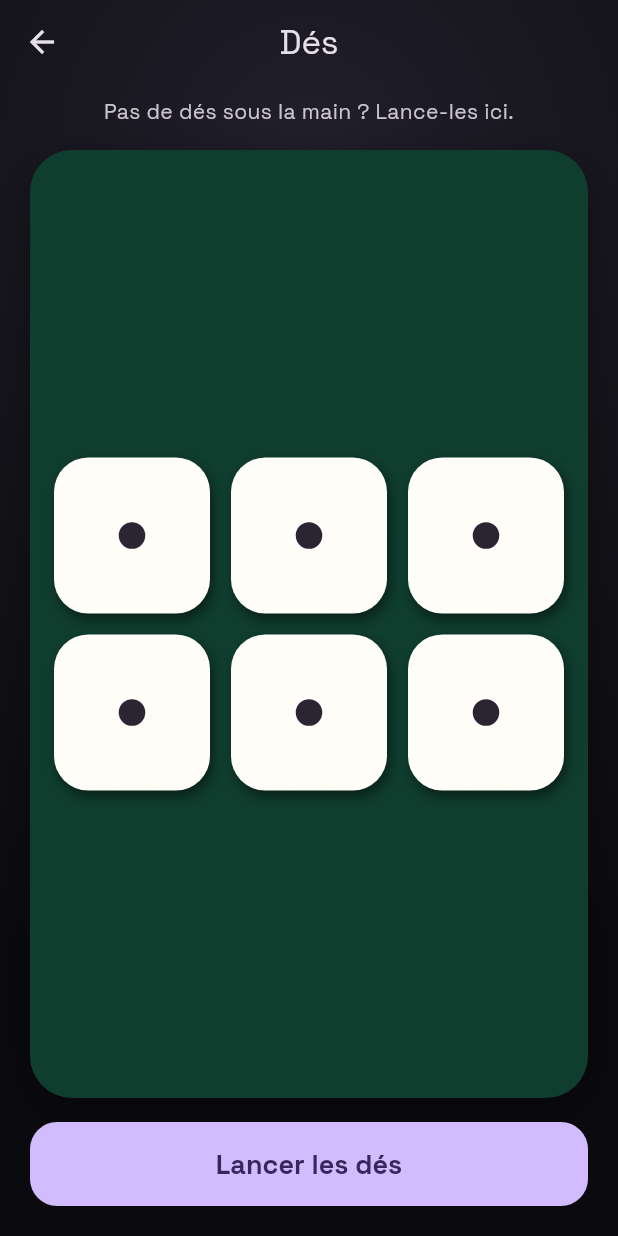
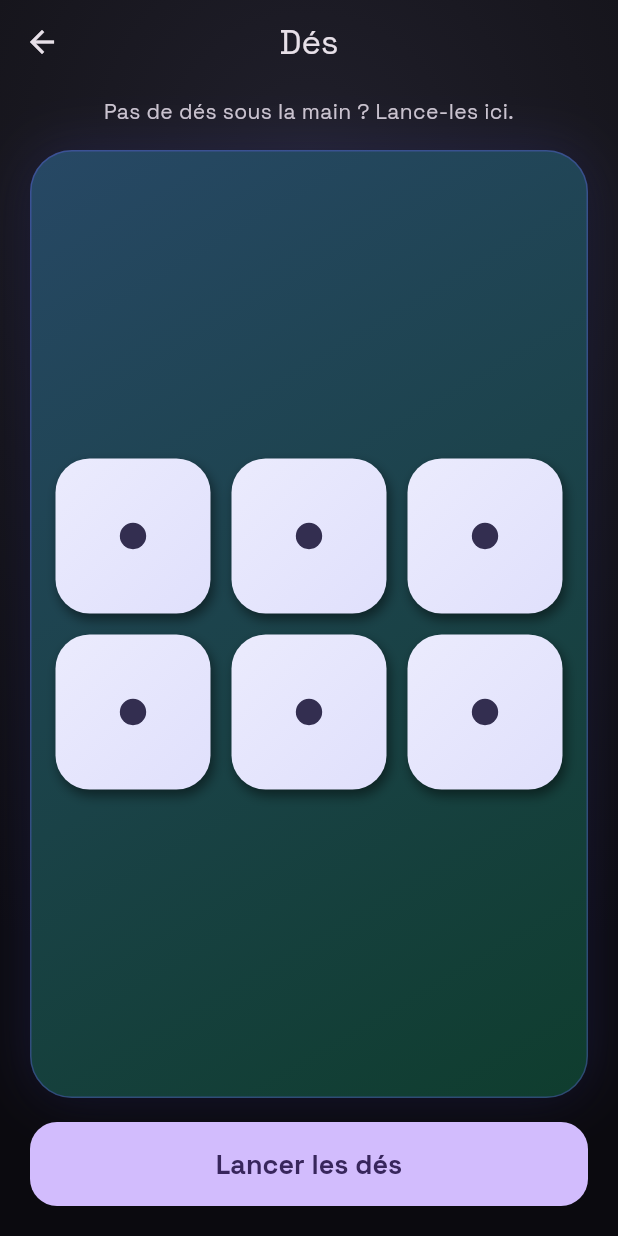
Before and after one commit to Nyvristhrit/10k, a Flutter app: the DiceTrayScreen screen opened directly, on a phone screen of 412 x 824 dp. Run offline on Flutter 3.47's test engine with Material 3 defaults, Android fonts, the phone set to English and light mode, and no system bars; our stand-ins replace equatable, flutter_riverpod, package_info_plus, wakelock_plus.

Commit message:
Teinte aléatoire pour les dés à chaque ouverture du plateau
Comme l'accent général de l'appli : une couleur tirée dans la palette
sage ou trash à l'ouverture de l'écran (dés roses, violets, cyan…),
figée pour la session. Tapis et faces des dés reprennent la teinte en
dégradé.

Co-Authored-By: Claude Sonnet 5 <noreply@anthropic.com>
Claude-Session: https://claude.ai/code/session_01QSwJZVZrqb342zEHTvTani

```diff
--- a/lib/features/dice_tray/dice_tray_screen.dart
+++ b/lib/features/dice_tray/dice_tray_screen.dart
@@ -3,6 +3,7 @@ import 'dart:math';
 import 'package:flutter/material.dart';
 import 'package:flutter/services.dart';
 
+import '../../app/theme/app_theme.dart';
 import '../../app/theme/tenk_skin.dart';
 import '../../shared/widgets/app_background.dart';
 
@@ -33,6 +34,16 @@ class _DiceTrayScreenState extends State<DiceTrayScreen> {
 
   int _tokenSeed = 0;
   bool _hasRolled = false;
+
+  /// Teinte tirée au hasard à l'ouverture de cet écran (comme l'accent
+  /// général de l'appli) : des dés roses, violets, cyan… selon l'ouverture,
+  /// adaptés au mode trash ou sage. Figée une fois choisie (pas de retirage
+  /// à chaque reconstruction).
+  Color? _accent;
+  Color _accentFor(bool trash) {
+    final palette = trash ? AppTheme.trashAccentSeeds : AppTheme.accentSeeds;
+    return _accent ??= palette[_random.nextInt(palette.length)];
+  }
 
   int get _heldCount => _held.where((h) => h).length;
   bool get _anyHeld => _heldCount > 0;
@@ -114,15 +125,23 @@ class _DiceTrayScreenState extends State<DiceTrayScreen> {
   /// s'adapte à la place disponible (portrait comme paysage).
   Widget _mat(BuildContext context) {
     final trash = TenkSkin.of(context).trash;
+    final accent = _accentFor(trash);
     final matColor = trash ? const Color(0xFF1A0026) : const Color(0xFF0F3D2E);
     return Container(
       width: double.infinity,
       padding: const EdgeInsets.all(16),
       decoration: BoxDecoration(
-        color: matColor,
+        gradient: LinearGradient(
+          begin: Alignment.topLeft,
+          end: Alignment.bottomRight,
+          colors: [Color.lerp(matColor, accent, 0.28)!, matColor],
+        ),
         borderRadius: BorderRadius.circular(28),
-        boxShadow: const [
-          BoxShadow(color: Colors.black38, blurRadius: 20, offset: Offset(0, 8)),
+        border: Border.all(color: accent.withValues(alpha: 0.35)),
+        boxShadow: [
+          const BoxShadow(
+              color: Colors.black38, blurRadius: 20, offset: Offset(0, 8)),
+          BoxShadow(color: accent.withValues(alpha: 0.18), blurRadius: 30),
         ],
       ),
       child: LayoutBuilder(
@@ -147,6 +166,7 @@ class _DiceTrayScreenState extends State<DiceTrayScreen> {
                     held: _held[i],
                     spinToken: _spinTokens[i],
                     size: dieSize,
+                    accent: accent,
                     onTap: () => _toggleHold(i),
                   ),
               ],
@@ -166,6 +186,7 @@ class _Die extends StatefulWidget {
     required this.held,
     required this.spinToken,
     required this.size,
+    required this.accent,
     required this.onTap,
     super.key,
   });
@@ -174,6 +195,10 @@ class _Die extends StatefulWidget {
   final bool held;
   final int spinToken;
   final double size;
+
+  /// Teinte tirée au hasard à l'ouverture du plateau (voir
+  /// `_DiceTrayScreenState._accentFor`).
+  final Color accent;
   final VoidCallback onTap;
 
   @override
@@ -213,8 +238,14 @@ class _DieState extends State<_Die> with SingleTickerProviderStateMixin {
   Widget build(BuildContext context) {
     final trash = TenkSkin.of(context).trash;
     final skin = TenkSkin.of(context);
-    final base = trash ? const Color(0xFF2A0033) : const Color(0xFFFFFDF6);
-    final pip = trash ? skin.neon : const Color(0xFF2A2433);
+    // Face et points teintés par l'accent tiré à l'ouverture — des dés roses,
+    // violets, cyan… selon la partie, un peu comme le reste de la DA.
+    final base = trash
+        ? Color.lerp(const Color(0xFF0A0010), widget.accent, 0.32)!
+        : Color.lerp(Colors.white, widget.accent, 0.20)!;
+    final pip = trash
+        ? Color.lerp(widget.accent, Colors.white, 0.25)!
+        : Color.lerp(const Color(0xFF2A2433), widget.accent, 0.15)!;
 
     return GestureDetector(
       onTap: widget.onTap,
```
